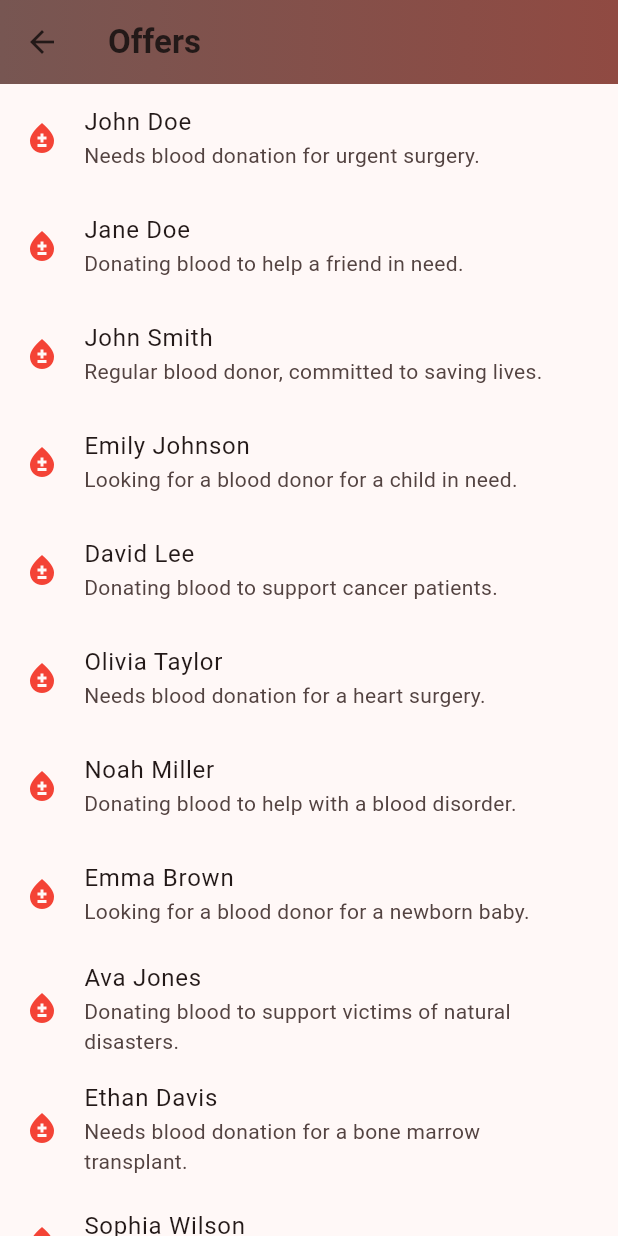
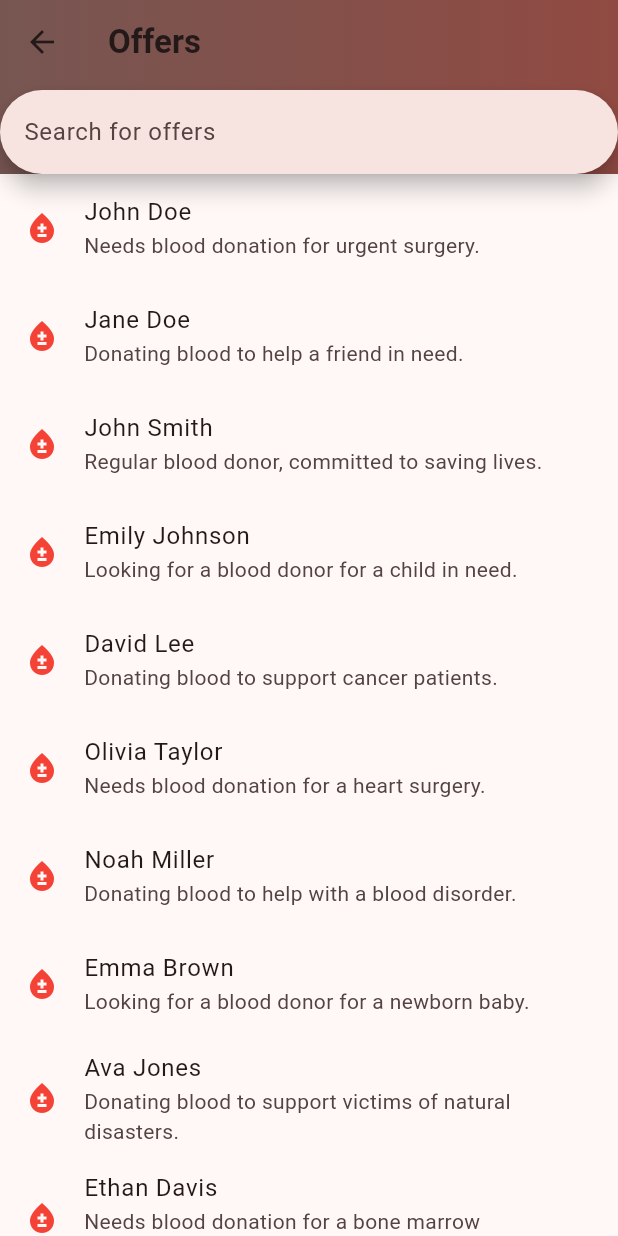
Before and after one commit to maxstain/Blood-Donation-App, a Flutter app: the OffersPage screen opened directly, on a phone screen of 412 x 824 dp. Run offline on Flutter 3.47's test engine with Material 3 defaults, Android fonts, the phone set to English and light mode, and no system bars.

Commit message:
Adding the search bar for the offers page.

```diff
--- a/lib/Views/Offers/offers_page.dart
+++ b/lib/Views/Offers/offers_page.dart
@@ -10,6 +10,8 @@ class OffersPage extends StatefulWidget {
 }
 
 class _OffersPageState extends State<OffersPage> {
+  final TextEditingController _searchController = TextEditingController();
+
   @override
   Widget build(BuildContext context) {
     return Scaffold(
@@ -19,6 +21,15 @@ class _OffersPageState extends State<OffersPage> {
           'Offers',
           style: TextStyle(
             fontWeight: FontWeight.bold,
+          ),
+        ),
+        bottom: PreferredSize(
+          preferredSize: const Size.fromHeight(60),
+          child: SizedBox(
+            child: SearchBar(
+              hintText: "Search for offers",
+              controller: _searchController,
+            ),
           ),
         ),
         flexibleSpace: Container(
```
Also changed, not shown: pubspec.lock.
